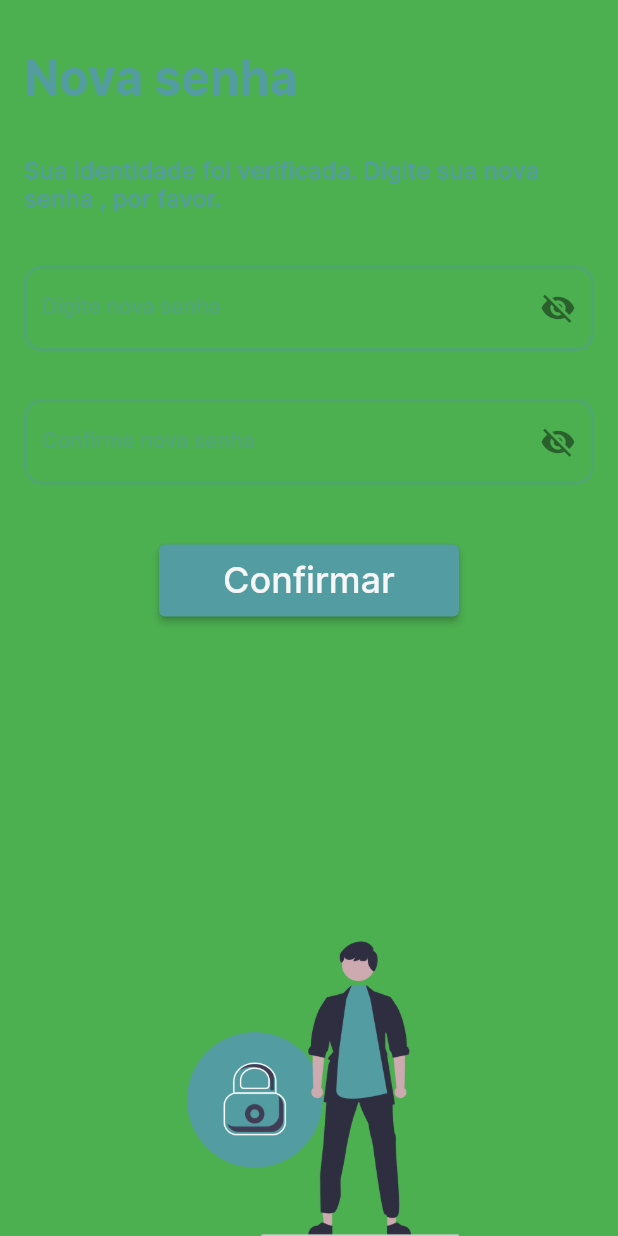
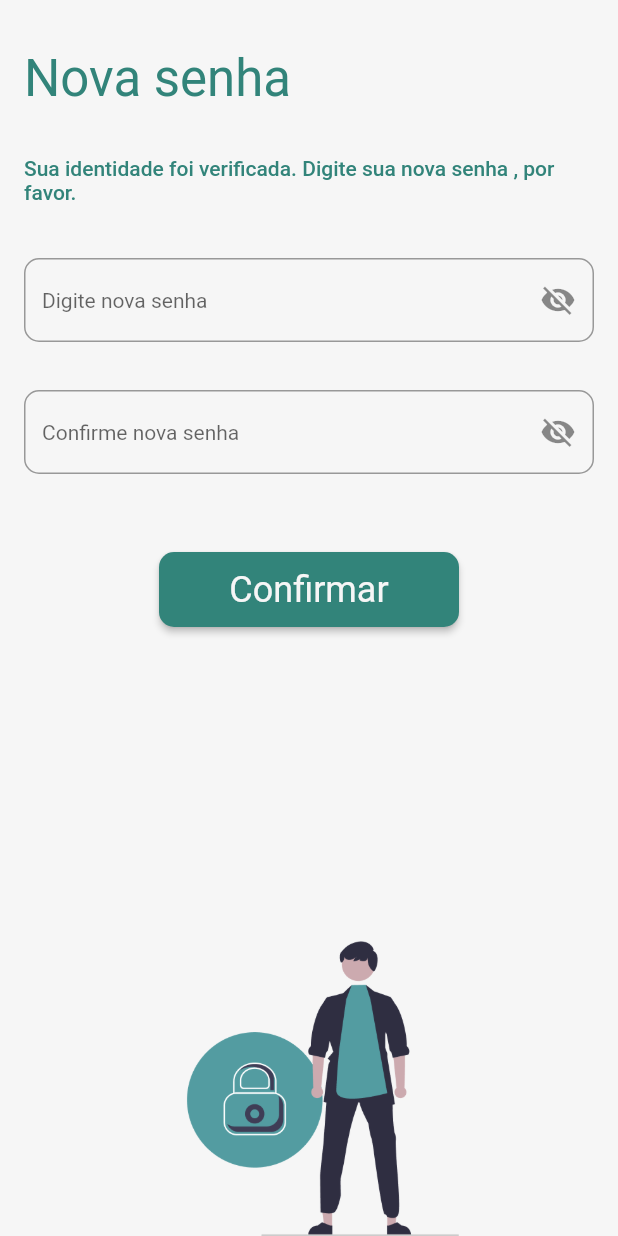
Before and after one commit to proz-tecnologia/PIT01GP07, a Flutter app: the NewPassword screen opened directly, on a phone screen of 412 x 824 dp. Run offline on Flutter 3.47's test engine with Material 2 defaults, Android fonts, the phone set to English and light mode, and no system bars; our stand-ins replace carousel_slider, email_validator, flutter_speed_dial, shared_preferences, smooth_page_indicator; accounts and stored records are empty.

Commit message:
refactor: update New Password Page

```diff
--- a/lib/pages/new_password/new_password.dart
+++ b/lib/pages/new_password/new_password.dart
@@ -1,6 +1,6 @@
 import 'package:flutter/material.dart';
-import 'package:teste/design_system/colors.dart';
 
+import '../../widgets/default_button/default_button.dart';
 import '../login/login.dart';
 
 class NewPassword extends StatefulWidget {
@@ -19,7 +19,6 @@ class _NewPassword extends State<NewPassword> {
   Widget build(BuildContext context) {
     return Scaffold(
       resizeToAvoidBottomInset: false,
-      backgroundColor: Colors.green,
       body: Padding(
         padding: const EdgeInsets.only(left: 16, right: 16),
         child: Form(
@@ -27,28 +26,16 @@ class _NewPassword extends State<NewPassword> {
           child: Column(
           children: <Widget>[
             const SizedBox(height: 32),
-            const Align(
+             Align(
               alignment: Alignment.centerLeft,
-              child: Text(
-                'Nova senha',
-                style: TextStyle(
-                  fontFamily: 'Inter',
-                  fontWeight: FontWeight.w600,
-                  fontSize: 32,
-                  color: Color(0xFF539CA1),
-                ),
+              child: Text('Nova senha', style:Theme.of(context).textTheme.headline4
               ),
             ),
             const SizedBox(height: 32),
-            const Text(
+            Text(
               'Sua identidade foi verificada. Digite sua nova senha , por favor.',
-              style: TextStyle(
-                fontFamily: 'Inter',
-                fontWeight: FontWeight.w500,
-                fontSize: 16,
-                color: Color(0xFF539CA1),
-              ),
-            ),
+              style: Theme.of(context).textTheme.bodyText1,
+        ),
             const SizedBox(height: 36),
             SizedBox(
               child: TextFormField(
@@ -56,18 +43,11 @@ class _NewPassword extends State<NewPassword> {
                 onChanged: (value) {
                   print(value);
                 },
-                style: const TextStyle(
-                  fontFamily: 'Inter',
-                  fontWeight: FontWeight.w500,
-                  fontSize: 14,
-                  color: Color(0xFF2F595B),
-                ),
+                style: Theme.of(context).textTheme.bodyText2,
                 obscureText: hidePassword,
-                cursorColor: const Color(0xFF539CA1),
                 decoration: InputDecoration(
                   counterText:" ",
                   suffixIcon: IconButton(
-                    disabledColor: const Color(0xFF2F595B),
                     icon: hidePassword
                         ? const Icon(Icons.visibility_off)
                         : const Icon(Icons.visibility),
@@ -79,24 +59,7 @@ class _NewPassword extends State<NewPassword> {
                       );
                     },
                   ),
-                  focusColor: const Color(0xFF539CA1),
-                  enabledBorder: OutlineInputBorder(
-                    borderRadius: const BorderRadius.all(Radius.circular(12.0)),
-                    borderSide: BorderSide(
-                        color: const Color(0xFF539CA1).withOpacity(0.4),
-                        width: 2),
-                  ),
-                  focusedBorder: const OutlineInputBorder(
-                    borderRadius: BorderRadius.all(Radius.circular(10.0)),
-                    borderSide: BorderSide(color: Color(0xFF539CA1), width: 2),
-                  ),
-                  labelText: 'Digite nova senha',
-                  labelStyle: TextStyle(
-                    fontFamily: 'Inter',
-                    fontWeight: FontWeight.w500,
-                    fontSize: 14,
-                    color: const Color(0xFF539CA1).withOpacity(0.5),
-                  ),
+                  hintText: 'Digite nova senha',
                 ),
                 validator:(senha) {
                     if (senha == null || senha.isEmpty) {
@@ -116,18 +79,11 @@ class _NewPassword extends State<NewPassword> {
                 onChanged: (value) {
                   print(value);
                 },
-                style: const TextStyle(
-                  fontFamily: 'Inter',
-                  fontWeight: FontWeight.w500,
-                  fontSize: 14,
-                  color: Color(0xFF2F595B),
-                ),
+                style: Theme.of(context).textTheme.bodyText2,
                 obscureText: hidePassword,
-                cursorColor: const Color(0xFF539CA1),
                 decoration: InputDecoration(
                   counterText:" ",
                   suffixIcon: IconButton(
-                    disabledColor: const Color(0xFF2F595B),
                     icon: hidePassword
                         ? const Icon(Icons.visibility_off)
                         : const Icon(Icons.visibility),
@@ -139,24 +95,7 @@ class _NewPassword extends State<NewPassword> {
                       );
                     },
                   ),
-                  focusColor: const Color(0xFF539CA1),
-                  enabledBorder: OutlineInputBorder(
-                    borderRadius: const BorderRadius.all(Radius.circular(12.0)),
-                    borderSide: BorderSide(
-                        color: const Color(0xFF539CA1).withOpacity(0.4),
-                        width: 2),
-                  ),
-                  focusedBorder: const OutlineInputBorder(
-                    borderRadius: BorderRadius.all(Radius.circular(10.0)),
-                    borderSide: BorderSide(color: Color(0xFF539CA1), width: 2),
-                  ),
-                  labelText: 'Confirme nova senha',
-                  labelStyle: TextStyle(
-                    fontFamily: 'Inter',
-                    fontWeight: FontWeight.w500,
-                    fontSize: 14,
-                    color: const Color(0xFF539CA1).withOpacity(0.5),
-                  ),
+                  hintText: 'Confirme nova senha',
                 ),
                 validator:(senha2) {
                   if (senha2 == null || senha2.isEmpty) {
@@ -170,25 +109,16 @@ class _NewPassword extends State<NewPassword> {
               ),
             ),
             const SizedBox(height: 16),
-            ElevatedButton(
-              onPressed: () {
+            DefaultButton(
+              title: "Confirmar",
+              func: () {
                 if (_formKey.currentState!.validate()){}
-                Navigator.push(context,MaterialPageRoute(builder:
-                    (context)=> const LoginScreen()),
+                Navigator.push(
+                  context,
+                  MaterialPageRoute(
+                      builder: (context) => const LoginScreen()),
                 );
               },
-              style: ElevatedButton.styleFrom(
-                  fixedSize: const Size(200, 48),
-                  backgroundColor: const Color(0xFF539CA1)),
-              child: const Text(
-                'Confirmar',
-                style: TextStyle(
-                  fontFamily: 'Inter',
-                  fontWeight: FontWeight.w500,
-                  fontSize: 24,
-                  color: Color(0xFFF6F6F6),
-                ),
-              ),
             ),
             const SizedBox(height: 36),
             const Expanded(
--- a/lib/pages/recover/recover.dart
+++ b/lib/pages/recover/recover.dart
@@ -1,7 +1,7 @@
 import 'package:flutter/material.dart';
 import '../../widgets/dialog_box/custom_dialog_box.dart';
-import '../email_confirmation/email_confirmation.dart';
 import '../../widgets/default_button/default_button.dart';
+import '../new_password/new_password.dart';
 
 class RecoverScreen extends StatefulWidget {
   const RecoverScreen({super.key});
@@ -102,7 +102,7 @@ class _RecoverScreen extends State<RecoverScreen> {
     Navigator.push(
       context,
       MaterialPageRoute(
-          builder: (context) => const EmailConfirmation()),
+          builder: (context) => const NewPassword()),
     );
   }
 }
```
